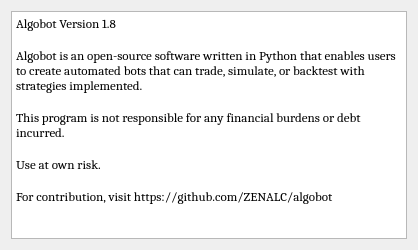
Qt form UI/about.ui (ZENALC/algobot) before a commit.
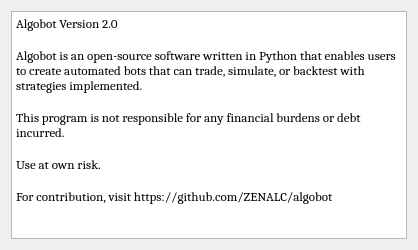
The same form after that commit.

Commit message: added elapsed time and daily change percentages

```diff
--- a/UI/about.ui
+++ b/UI/about.ui
@@ -41,7 +41,7 @@
       <bool>true</bool>
      </property>
      <property name="plainText">
-      <string>Algobot Version 1.8
+      <string>Algobot Version 2.0
 
 Algobot is an open-source software written in Python that enables users to create automated bots that can trade, simulate, or backtest with strategies implemented.
 
```
